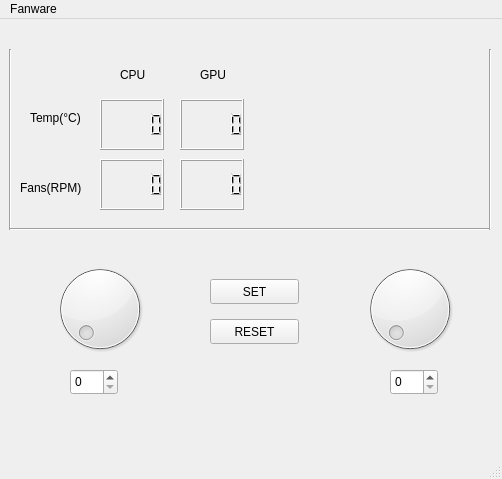
Old version of the form untitled/mainwindow.ui in the repository madhavpcm/DellG5SE-Fan-Linux.
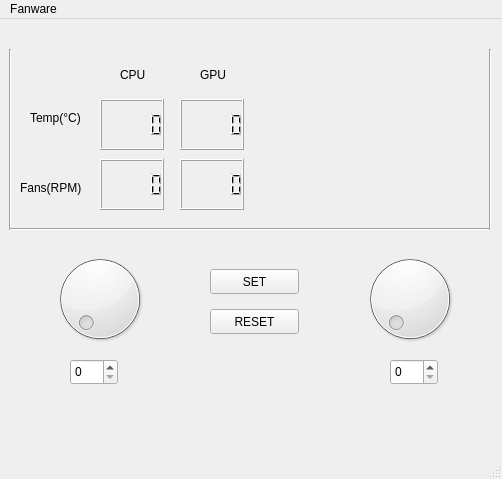
New version of the form. Custom widgets are drawn as their Qt base class.

Commit message: ui changes, menubar hooked

```diff
--- a/untitled/mainwindow.ui
+++ b/untitled/mainwindow.ui
@@ -145,11 +145,60 @@
      <enum>Qt::Vertical</enum>
     </property>
    </widget>
+   <widget class="QStackedWidget" name="stackedWidget">
+    <property name="geometry">
+     <rect>
+      <x>10</x>
+      <y>220</y>
+      <width>471</width>
+      <height>201</height>
+     </rect>
+    </property>
+    <widget class="QWidget" name="page">
+     <widget class="QPushButton" name="setButton">
+      <property name="geometry">
+       <rect>
+        <x>200</x>
+        <y>30</y>
+        <width>89</width>
+        <height>25</height>
+       </rect>
+      </property>
+      <property name="text">
+       <string>SET</string>
+      </property>
+     </widget>
+     <widget class="QSpinBox" name="cpu_val">
+      <property name="geometry">
+       <rect>
+        <x>60</x>
+        <y>120</y>
+        <width>48</width>
+        <height>26</height>
+       </rect>
+      </property>
+      <property name="maximum">
+       <number>255</number>
+      </property>
+     </widget>
+     <widget class="CustomDial" name="dial_gpu">
+      <property name="geometry">
+       <rect>
+        <x>350</x>
+        <y>10</y>
+        <width>100</width>
+        <height>100</height>
+       </rect>
+      </property>
+      <property name="maximum">
+       <number>255</number>
+      </property>
+     </widget>
    <widget class="CustomDial" name="dial_cpu">
     <property name="geometry">
      <rect>
-      <x>50</x>
-      <y>240</y>
+        <x>40</x>
+        <y>10</y>
       <width>100</width>
       <height>100</height>
      </rect>
@@ -164,37 +213,11 @@
      <number>255</number>
     </property>
    </widget>
-   <widget class="CustomDial" name="dial_gpu">
-    <property name="geometry">
-     <rect>
-      <x>360</x>
-      <y>240</y>
-      <width>100</width>
-      <height>100</height>
-     </rect>
-    </property>
-    <property name="maximum">
-     <number>255</number>
-    </property>
-   </widget>
-   <widget class="QSpinBox" name="cpu_val">
-    <property name="geometry">
-     <rect>
-      <x>70</x>
-      <y>350</y>
-      <width>48</width>
-      <height>26</height>
-     </rect>
-    </property>
-    <property name="maximum">
-     <number>255</number>
-    </property>
-   </widget>
    <widget class="QSpinBox" name="gpu_val">
     <property name="geometry">
      <rect>
-      <x>390</x>
-      <y>350</y>
+        <x>380</x>
+        <y>120</y>
       <width>48</width>
       <height>26</height>
      </rect>
@@ -203,24 +226,11 @@
      <number>255</number>
     </property>
    </widget>
-   <widget class="QPushButton" name="setButton">
-    <property name="geometry">
-     <rect>
-      <x>210</x>
-      <y>260</y>
-      <width>89</width>
-      <height>25</height>
-     </rect>
-    </property>
-    <property name="text">
-     <string>SET</string>
-    </property>
-   </widget>
    <widget class="QPushButton" name="resetButton">
     <property name="geometry">
      <rect>
-      <x>210</x>
-      <y>300</y>
+        <x>200</x>
+        <y>70</y>
       <width>89</width>
       <height>25</height>
      </rect>
@@ -230,6 +240,20 @@
     </property>
    </widget>
   </widget>
+    <widget class="QWidget" name="page_2">
+     <widget class="QCustomPlot" name="curve" native="true">
+      <property name="geometry">
+       <rect>
+        <x>20</x>
+        <y>10</y>
+        <width>441</width>
+        <height>191</height>
+       </rect>
+      </property>
+     </widget>
+    </widget>
+   </widget>
+  </widget>
   <widget class="QMenuBar" name="menubar">
    <property name="geometry">
     <rect>
@@ -279,6 +303,12 @@
    <extends>QDial</extends>
    <header>CustomDial.h</header>
   </customwidget>
+  <customwidget>
+   <class>QCustomPlot</class>
+   <extends>QWidget</extends>
+   <header>qcustomplot.h</header>
+   <container>1</container>
+  </customwidget>
  </customwidgets>
  <resources/>
  <connections/>
```
Lines whose indentation alone changed are shown as unchanged. The commit also changes 5 other files.
